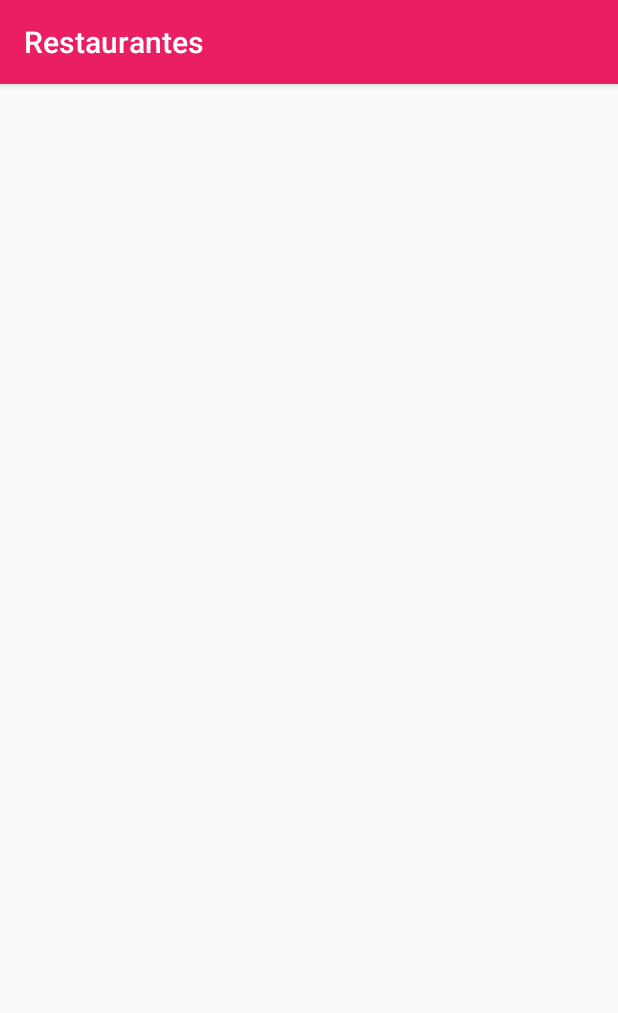
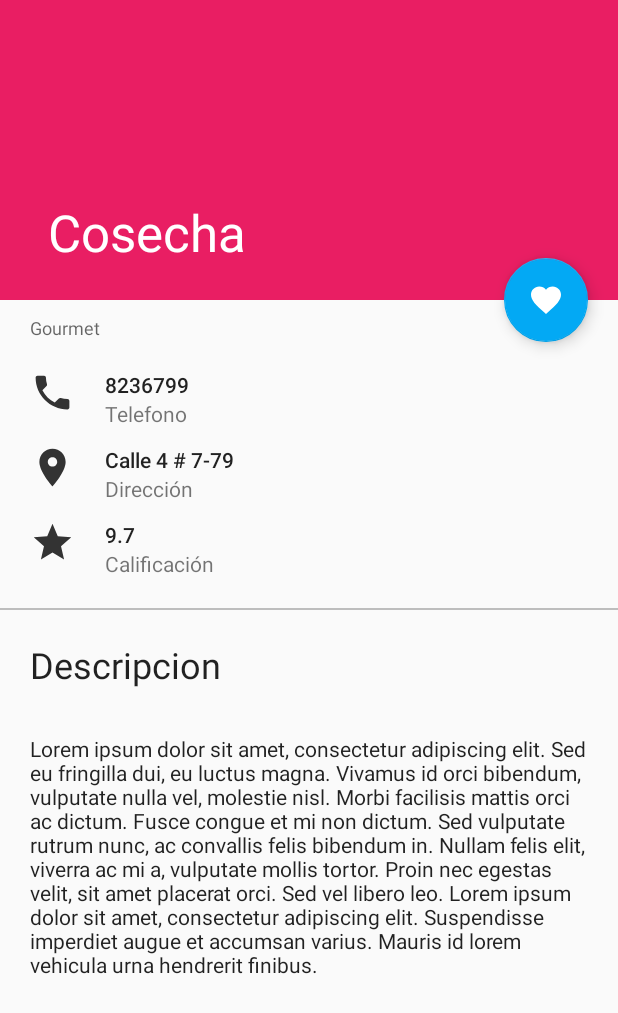
Before and after one commit to milo2005/RestauranteMaterial, an Android app: the DetailActivity screen opened directly, with no data from a screen before it, on a phone screen of 412 x 824 dp. Shown: the top 1013 px of the screen. Run offline under Robolectric (Android 15) with nearby library versions, the phone set to English and light mode, and no system bars; our stand-ins replace data binding; 2 statements that could not run were skipped.

Commit message:
Detail implemented

```diff
--- a/app/src/main/AndroidManifest.xml
+++ b/app/src/main/AndroidManifest.xml
@@ -22,7 +22,7 @@
         </activity>
 
         <activity android:name=".MainActivity" />
-        <activity android:name=".DetailActivity"/>
+        <activity android:name=".DetailActivity" android:theme="@style/NoActionBar"/>
     </application>
 
 </manifest>
--- a/app/src/main/java/unicauca/movil/restaurantesmaterial/DetailActivity.java
+++ b/app/src/main/java/unicauca/movil/restaurantesmaterial/DetailActivity.java
@@ -1,14 +1,28 @@
 package unicauca.movil.restaurantesmaterial;
 
+import android.databinding.DataBindingUtil;
 import android.support.v7.app.AppCompatActivity;
 import android.os.Bundle;
 
+import unicauca.movil.restaurantesmaterial.databinding.ActivityDetailBinding;
+import unicauca.movil.restaurantesmaterial.models.Restaurante;
+import unicauca.movil.restaurantesmaterial.util.L;
+
 public class DetailActivity extends AppCompatActivity {
+
+    public static final String EXTRA_POS = "pos";
+
+    ActivityDetailBinding binding;
 
     @Override
     protected void onCreate(Bundle savedInstanceState) {
         super.onCreate(savedInstanceState);
-        setContentView(R.layout.activity_detail);
+        binding = DataBindingUtil.setContentView(this, R.layout.activity_detail);
+
+        int pos =  getIntent().getExtras().getInt(EXTRA_POS);
+        Restaurante res = L.data.get(pos);
+
+        binding.setRes(res);
 
     }
 }
--- a/app/src/main/java/unicauca/movil/restaurantesmaterial/MainActivity.java
+++ b/app/src/main/java/unicauca/movil/restaurantesmaterial/MainActivity.java
@@ -1,5 +1,6 @@
 package unicauca.movil.restaurantesmaterial;
 
+import android.content.Intent;
 import android.databinding.DataBindingUtil;
 import android.os.Bundle;
 import android.os.PersistableBundle;
@@ -18,7 +19,7 @@ import unicauca.movil.restaurantesmaterial.databinding.ActivityMainBinding;
 import unicauca.movil.restaurantesmaterial.models.Restaurante;
 import unicauca.movil.restaurantesmaterial.util.L;
 
-public class MainActivity extends AppCompatActivity implements DrawerLayout.DrawerListener {
+public class MainActivity extends AppCompatActivity implements DrawerLayout.DrawerListener, RestauranteAdapter.OnRestauranteListener {
 
     ActivityMainBinding binding;
     ActionBarDrawerToggle toggle;
@@ -38,7 +39,7 @@ public class MainActivity extends AppCompatActivity implements DrawerLayout.Draw
 
         binding.drawer.addDrawerListener(this);
         L.data = new ArrayList<>();
-        adapter = new RestauranteAdapter(getLayoutInflater());
+        adapter = new RestauranteAdapter(getLayoutInflater(), this);
         binding.recycler.setAdapter(adapter);
         binding.recycler.setLayoutManager(new LinearLayoutManager(this));
 
@@ -151,5 +152,17 @@ public class MainActivity extends AppCompatActivity implements DrawerLayout.Draw
 
     }
 
+
+
     //endregion
+
+    @Override
+    public void onRestaurante(View v) {
+        int pos =  binding.recycler.getChildAdapterPosition(v);
+
+        Intent intent = new Intent(this, DetailActivity.class);
+        intent.putExtra(DetailActivity.EXTRA_POS, pos);
+
+        startActivity(intent);
+    }
 }
--- a/app/src/main/java/unicauca/movil/restaurantesmaterial/adapters/RestauranteAdapter.java
+++ b/app/src/main/java/unicauca/movil/restaurantesmaterial/adapters/RestauranteAdapter.java
@@ -19,9 +19,15 @@ import unicauca.movil.restaurantesmaterial.util.L;
 
 public class RestauranteAdapter extends RecyclerView.Adapter<RestauranteAdapter.RestauranteViewHolder> {
 
+    public interface OnRestauranteListener{
+        void onRestaurante(View v);
+    }
+
     LayoutInflater inflater;
+    OnRestauranteListener onRestauranteListener;
 
-    public RestauranteAdapter(LayoutInflater inflater) {
+    public RestauranteAdapter(LayoutInflater inflater, OnRestauranteListener onRestauranteListener) {
+        this.onRestauranteListener = onRestauranteListener;
         this.inflater = inflater;
     }
 
@@ -35,11 +41,16 @@ public class RestauranteAdapter extends RecyclerView.Adapter<RestauranteAdapter.
     @Override
     public void onBindViewHolder(RestauranteViewHolder holder, int position) {
         holder.binding.setRes(L.data.get(position));
+        holder.binding.setHandler(this);
     }
 
     @Override
     public int getItemCount() {
         return L.data.size();
+    }
+
+    public void onClickRestaurante(View v){
+        onRestauranteListener.onRestaurante(v);
     }
 
     //Retorna el tipo de view o Celda
--- a/app/src/main/res/layout/activity_detail.xml
+++ b/app/src/main/res/layout/activity_detail.xml
@@ -1,13 +1,73 @@
 <?xml version="1.0" encoding="utf-8"?>
-<RelativeLayout xmlns:android="http://schemas.android.com/apk/res/android"
-    xmlns:tools="http://schemas.android.com/tools"
-    android:id="@+id/activity_detail"
-    android:layout_width="match_parent"
-    android:layout_height="match_parent"
-    android:paddingBottom="@dimen/activity_vertical_margin"
-    android:paddingLeft="@dimen/activity_horizontal_margin"
-    android:paddingRight="@dimen/activity_horizontal_margin"
-    android:paddingTop="@dimen/activity_vertical_margin"
-    tools:context="unicauca.movil.restaurantesmaterial.DetailActivity">
+<layout xmlns:android="http://schemas.android.com/apk/res/android"
+    xmlns:app="http://schemas.android.com/apk/res-auto"
+    xmlns:tools="http://schemas.android.com/tools">
 
-</RelativeLayout>
+    <data>
+
+        <variable
+            name="res"
+            type="unicauca.movil.restaurantesmaterial.models.Restaurante" />
+    </data>
+
+    <android.support.design.widget.CoordinatorLayout
+        android:layout_width="match_parent"
+        android:layout_height="match_parent">
+
+        <android.support.v4.widget.NestedScrollView
+            android:layout_width="match_parent"
+            android:layout_height="match_parent"
+            app:layout_behavior="@string/appbar_scrolling_view_behavior">
+
+            <include layout="@layout/content_detail"
+                app:rest="@{res}" />
+
+        </android.support.v4.widget.NestedScrollView>
+
+        <android.support.design.widget.AppBarLayout
+            android:id="@+id/appBar"
+            android:layout_width="match_parent"
+            android:layout_height="wrap_content"
+            app:theme="@style/Base.ThemeOverlay.AppCompat.Dark.ActionBar"
+
+            >
+
+            <android.support.design.widget.CollapsingToolbarLayout
+                android:id="@+id/collapsingBar"
+                android:layout_width="match_parent"
+                android:layout_height="200dp"
+                app:layout_scrollFlags="scroll|enterAlways|exitUntilCollapsed"
+                app:title="@{res.nombre}"
+                app:contentScrim="@color/colorPrimary"
+                >
+
+                <ImageView
+                    android:layout_width="match_parent"
+                    android:layout_height="match_parent"
+                    android:scaleType="centerCrop"
+                    app:imgUrl="@{res.imagen}"
+                    app:layout_collapseMode="parallax"
+                    />
+                <android.support.v7.widget.Toolbar
+                    android:layout_width="match_parent"
+                    android:layout_height="?attr/actionBarSize"
+                     />
+
+            </android.support.design.widget.CollapsingToolbarLayout>
+
+
+        </android.support.design.widget.AppBarLayout>
+
+        <android.support.design.widget.FloatingActionButton
+            android:layout_width="wrap_content"
+            android:layout_height="wrap_content"
+            app:fabSize="normal"
+            android:src="@drawable/ic_favorite"
+            app:layout_anchor="@id/appBar"
+            app:layout_anchorGravity="bottom|right"
+            android:layout_margin="@dimen/medium"
+
+            />
+
+    </android.support.design.widget.CoordinatorLayout>
+</layout>
--- a/app/src/main/res/layout/content_detail.xml
+++ b/app/src/main/res/layout/content_detail.xml
@@ -1,10 +1,19 @@
 <?xml version="1.0" encoding="utf-8"?>
-<TableLayout xmlns:android="http://schemas.android.com/apk/res/android"
+<layout
+    xmlns:android="http://schemas.android.com/apk/res/android"
     xmlns:tools="http://schemas.android.com/tools"
+    >
+
+    <data>
+        <variable
+            name="rest"
+            type="unicauca.movil.restaurantesmaterial.models.Restaurante"/>
+    </data>
+
+    <TableLayout
         android:layout_width="match_parent"
         android:layout_height="match_parent"
-    android:orientation="vertical"
-    >
+        android:orientation="vertical">
 
         <TextView
             style="@style/TextAppearance.AppCompat.Caption"
@@ -12,6 +21,7 @@
             android:layout_marginRight="@dimen/medium"
             android:layout_marginTop="@dimen/small"
             tools:text="Gourmet"
+            android:text="@{rest.tipo}"
             />
 
         <RelativeLayout android:padding="@dimen/medium">
@@ -29,7 +39,9 @@
                 android:layout_height="wrap_content"
                 android:layout_alignTop="@id/icon_call"
                 android:layout_toRightOf="@id/icon_call"
-            tools:text="3011232323" />
+                tools:text="3011232323"
+                android:text="@{rest.telefono}"
+                />
 
             <TextView
                 style="@style/TextAppearance.AppCompat.Small"
@@ -53,7 +65,9 @@
                 android:layout_height="wrap_content"
                 android:layout_alignTop="@id/icon_place"
                 android:layout_toRightOf="@id/icon_place"
-            tools:text="Calle falsa 123" />
+                tools:text="Calle falsa 123"
+                android:text="@{rest.direccion}"
+                />
 
             <TextView
                 style="@style/TextAppearance.AppCompat.Small"
@@ -76,7 +90,9 @@
                 android:layout_height="wrap_content"
                 android:layout_alignTop="@id/icon_star"
                 android:layout_toRightOf="@id/icon_star"
-            tools:text="5.5" />
+                tools:text="5.5"
+                android:text='@{""+rest.calificacion}'
+                />
 
             <TextView
                 style="@style/TextAppearance.AppCompat.Small"
@@ -104,5 +120,8 @@
         <TextView
             style="@style/TextAppearance.AppCompat.Body1"
             android:padding="@dimen/medium"
-        tools:text="@string/ipsum" />
+            tools:text="@string/ipsum"
+            android:text="@{rest.descripcion}"
+            />
     </TableLayout>
+</layout>
--- a/app/src/main/res/layout/template_restaurante.xml
+++ b/app/src/main/res/layout/template_restaurante.xml
@@ -10,11 +10,16 @@
             name="res"
             type="unicauca.movil.restaurantesmaterial.models.Restaurante"
             />
+        <variable
+            name="handler"
+            type="unicauca.movil.restaurantesmaterial.adapters.RestauranteAdapter"/>
     </data>
 
     <FrameLayout
         android:layout_width="match_parent"
-        android:layout_height="wrap_content">
+        android:layout_height="wrap_content"
+        android:onClick="@{(view)->handler.onClickRestaurante(view)}"
+        >
 
         <android.support.v7.widget.CardView
             android:layout_width="match_parent"
@@ -24,7 +29,9 @@
 
             <RelativeLayout
                 android:layout_width="match_parent"
-                android:layout_height="match_parent">
+                android:layout_height="match_parent"
+
+                >
 
                 <ImageView
                     android:id="@+id/img"
```
Lines whose indentation alone changed are shown as unchanged.
